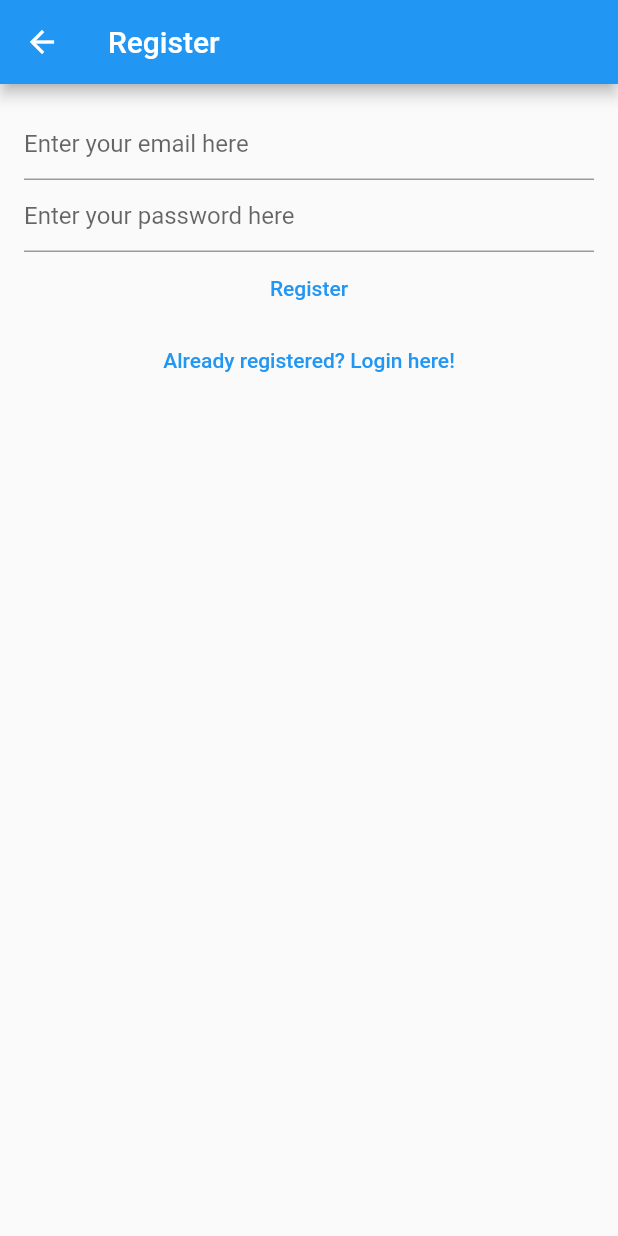
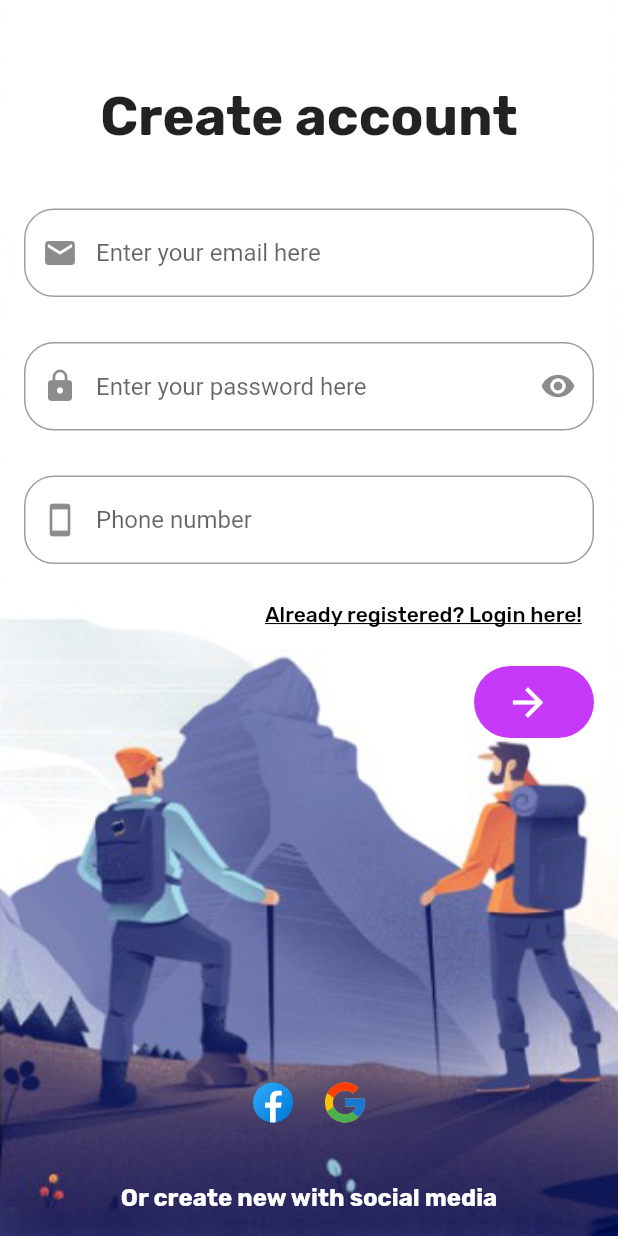
Before and after one commit to son3102k/wild_explorer, a Flutter app: the RegisterView screen opened directly, on a phone screen of 412 x 824 dp. Run offline on Flutter 3.47's test engine with Material 2 defaults, Android fonts, the phone set to English and light mode, and no system bars; our stand-ins replace bloc, equatable, firebase_auth, firebase_core, flutter_bloc, flutter_svg; accounts and stored records are empty; generated files the repository leaves out were written again; network calls fail.

Commit message:
register view

```diff
--- a/lib/view/auth/login_view.dart
+++ b/lib/view/auth/login_view.dart
@@ -18,7 +18,7 @@ class LoginView extends StatefulWidget {
 class _LoginViewState extends State<LoginView> {
   late final TextEditingController _email;
   late final TextEditingController _password;
-
+  bool _obscureText = true;
   @override
   void initState() {
     _email = TextEditingController();
@@ -88,16 +88,17 @@ class _LoginViewState extends State<LoginView> {
                   autocorrect: false,
                   keyboardType: TextInputType.emailAddress,
                   decoration: InputDecoration(
-                      border: OutlineInputBorder(
-                        borderRadius: BorderRadius.circular(20.0),
-                      ),
-                      prefixIcon: const Icon(Icons.email),
-                      hintText: context.loc.email_text_field_placeholder),
+                    border: OutlineInputBorder(
+                      borderRadius: BorderRadius.circular(20.0),
+                    ),
+                    prefixIcon: const Icon(Icons.email),
+                    hintText: context.loc.email_text_field_placeholder,
+                  ),
                 ),
                 const SizedBox(height: 30.0),
                 TextField(
                   controller: _password,
-                  obscureText: true,
+                  obscureText: _obscureText,
                   enableSuggestions: false,
                   autocorrect: false,
                   decoration: InputDecoration(
@@ -105,7 +106,18 @@ class _LoginViewState extends State<LoginView> {
                         borderRadius: BorderRadius.circular(20.0),
                       ),
                       prefixIcon: const Icon(Icons.lock),
-                      suffixIcon: const Icon(Icons.remove_red_eye),
+                      suffixIcon: IconButton(
+                        onPressed: () {
+                          setState(() {
+                            _obscureText = !_obscureText;
+                          });
+                        },
+                        icon: Icon(
+                          _obscureText
+                              ? Icons.visibility
+                              : Icons.visibility_off,
+                        ),
+                      ),
                       hintText: context.loc.password_text_field_placeholder),
                 ),
                 const SizedBox(height: 10.0),
@@ -165,7 +177,12 @@ class _LoginViewState extends State<LoginView> {
                       },
                       child: Text(
                         context.loc.login_view_not_registered_yet,
-                        style: const TextStyle(color: Colors.white),
+                        style: const TextStyle(
+                          color: Colors.white,
+                          fontFamily: 'Rubik',
+                          fontWeight: FontWeight.bold,
+                          fontSize: 16,
+                        ),
                       ),
                     ),
                   ),
--- a/lib/view/auth/register_view.dart
+++ b/lib/view/auth/register_view.dart
@@ -1,5 +1,6 @@
 import 'package:flutter/material.dart';
 import 'package:flutter_bloc/flutter_bloc.dart';
+import 'package:flutter_svg/flutter_svg.dart';
 import 'package:wild_explorer/extensions/buildcontext/loc.dart';
 
 import '../../services/auth/auth_exceptions.dart';
@@ -18,11 +19,14 @@ class RegisterView extends StatefulWidget {
 class _RegisterViewState extends State<RegisterView> {
   late final TextEditingController _email;
   late final TextEditingController _password;
+  late final TextEditingController _phoneNumber;
+  bool _obscureText = true;
 
   @override
   void initState() {
     _email = TextEditingController();
     _password = TextEditingController();
+    _phoneNumber = TextEditingController();
     super.initState();
   }
 
@@ -30,6 +34,7 @@ class _RegisterViewState extends State<RegisterView> {
   void dispose() {
     _email.dispose();
     _password.dispose();
+    _phoneNumber.dispose();
     super.dispose();
   }
 
@@ -53,32 +58,117 @@ class _RegisterViewState extends State<RegisterView> {
         }
       },
       child: Scaffold(
-        appBar: AppBar(
-          title: Text(context.loc.register),
+        resizeToAvoidBottomInset: false,
+        body: Container(
+          width: MediaQuery.of(context).size.width,
+          height: MediaQuery.of(context).size.height,
+          decoration: const BoxDecoration(
+            image: DecorationImage(
+                image: AssetImage('assets/images/background.png'),
+                fit: BoxFit.fill),
           ),
-        body: Padding(
+          child: Padding(
             padding: const EdgeInsets.all(16.0),
-          child: SingleChildScrollView(
             child: Column(
               children: [
+                const SizedBox(height: 40.0),
+                const Align(
+                  alignment: Alignment.center,
+                  child: Text(
+                    'Create account',
+                    style: TextStyle(
+                      fontSize: 36,
+                      fontFamily: 'Rubik',
+                      fontWeight: FontWeight.bold,
+                    ),
+                  ),
+                ),
+                const SizedBox(height: 40.0),
                 TextField(
                   controller: _email,
                   enableSuggestions: false,
                   autocorrect: false,
                   keyboardType: TextInputType.emailAddress,
                   decoration: InputDecoration(
-                      hintText: context.loc.email_text_field_placeholder),
+                    border: OutlineInputBorder(
+                      borderRadius: BorderRadius.circular(20.0),
                     ),
+                    prefixIcon: const Icon(Icons.email),
+                    hintText: context.loc.email_text_field_placeholder,
+                  ),
+                ),
+                const SizedBox(height: 30.0),
                 TextField(
                   controller: _password,
-                  obscureText: true,
+                  obscureText: _obscureText,
                   enableSuggestions: false,
                   autocorrect: false,
                   decoration: InputDecoration(
+                      border: OutlineInputBorder(
+                        borderRadius: BorderRadius.circular(20.0),
+                      ),
+                      prefixIcon: const Icon(Icons.lock),
+                      suffixIcon: IconButton(
+                        onPressed: () {
+                          setState(() {
+                            _obscureText = !_obscureText;
+                          });
+                        },
+                        icon: Icon(
+                          _obscureText
+                              ? Icons.visibility
+                              : Icons.visibility_off,
+                        ),
+                      ),
                       hintText: context.loc.password_text_field_placeholder),
                 ),
-                Center(
+                const SizedBox(height: 30.0),
+                TextField(
+                  controller: _phoneNumber,
+                  enableSuggestions: false,
+                  autocorrect: false,
+                  keyboardType: TextInputType.phone,
+                  decoration: InputDecoration(
+                    border: OutlineInputBorder(
+                      borderRadius: BorderRadius.circular(20.0),
+                    ),
+                    prefixIcon: const Icon(Icons.smartphone),
+                    hintText: 'Phone number',
+                  ),
+                ),
+                const SizedBox(height: 10.0),
+                Align(
+                  alignment: Alignment.centerRight,
                   child: TextButton(
+                    onPressed: () {
+                      context.read<AuthBloc>().add(const AuthEventLogOut());
+                    },
+                    child: Text(
+                      context.loc.register_view_already_registered,
+                      style: const TextStyle(
+                        fontFamily: 'Rubik',
+                        color: Colors.black,
+                        decoration: TextDecoration.underline,
+                      ),
+                    ),
+                  ),
+                ),
+                const SizedBox(height: 10.0),
+                Align(
+                  alignment: Alignment.centerRight,
+                  child: Container(
+                    width: 80,
+                    decoration: BoxDecoration(
+                      borderRadius: BorderRadius.circular(40.0),
+                      color: const Color.fromRGBO(199, 57, 249, 1),
+                    ),
+                    child: TextButton.icon(
+                      icon: const Icon(
+                        Icons.arrow_forward,
+                        color: Colors.white,
+                        size: 30,
+                      ),
+                      label: const Text(''),
                       onPressed: () async {
                         final email = _email.text;
                         final password = _password.text;
@@ -87,12 +177,42 @@ class _RegisterViewState extends State<RegisterView> {
                               password,
                             ));
                       },
-                        child: Text(context.loc.register))),
-                TextButton(
-                    onPressed: () {
-                      context.read<AuthBloc>().add(const AuthEventLogOut());
-                    },
-                    child: Text(context.loc.register_view_already_registered))
+                    ),
+                  ),
+                ),
+                Expanded(
+                  child: Align(
+                    alignment: Alignment.bottomCenter,
+                    child: Row(
+                      crossAxisAlignment: CrossAxisAlignment.center,
+                      mainAxisAlignment: MainAxisAlignment.center,
+                      children: [
+                        IconButton(
+                          icon: SvgPicture.asset(
+                            'assets/icons/icons8-facebook.svg',
+                          ),
+                          onPressed: () {},
+                        ),
+                        IconButton(
+                          icon: SvgPicture.asset(
+                            'assets/icons/icons8-google.svg',
+                          ),
+                          onPressed: () {},
+                        ),
+                      ],
+                    ),
+                  ),
+                ),
+                const SizedBox(height: 30.0),
+                const Text(
+                  'Or create new with social media',
+                  style: TextStyle(
+                    color: Colors.white,
+                    fontFamily: 'Rubik',
+                    fontSize: 16,
+                    fontWeight: FontWeight.bold,
+                  ),
+                ),
               ],
             ),
           ),
--- a/pubspec.yaml
+++ b/pubspec.yaml
@@ -44,9 +44,9 @@ dependencies:
   intl: any
   equatable: ^2.0.5
   flutter_bloc: ^8.1.2
-  font_awesome_flutter: ^10.4.0
   flutter_rating_bar: ^4.0.1
   animations: ^2.0.7
+  flutter_svg: ^2.0.6
 
 dev_dependencies:
   flutter_test:
@@ -78,6 +78,7 @@ flutter:
         - assets/fitness_app/
         - assets/hotel/
         - assets/introduction_animation/
+        - assets/icons/
 
   # An image asset can refer to one or more resolution-specific "variants", see
   # https://flutter.dev/assets-and-images/#resolution-aware
```
Also changed, not shown: assets/icons/icons8-facebook.svg (added), assets/icons/icons8-google.svg (added), pubspec.lock. Lines whose indentation alone changed are shown as unchanged.
